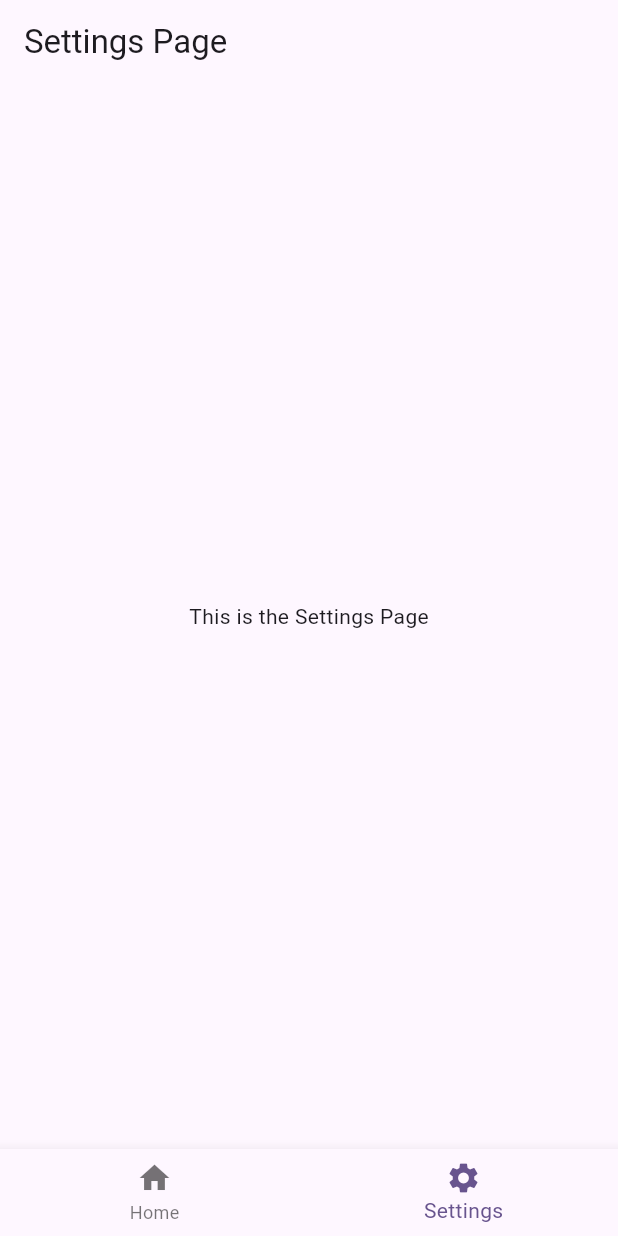
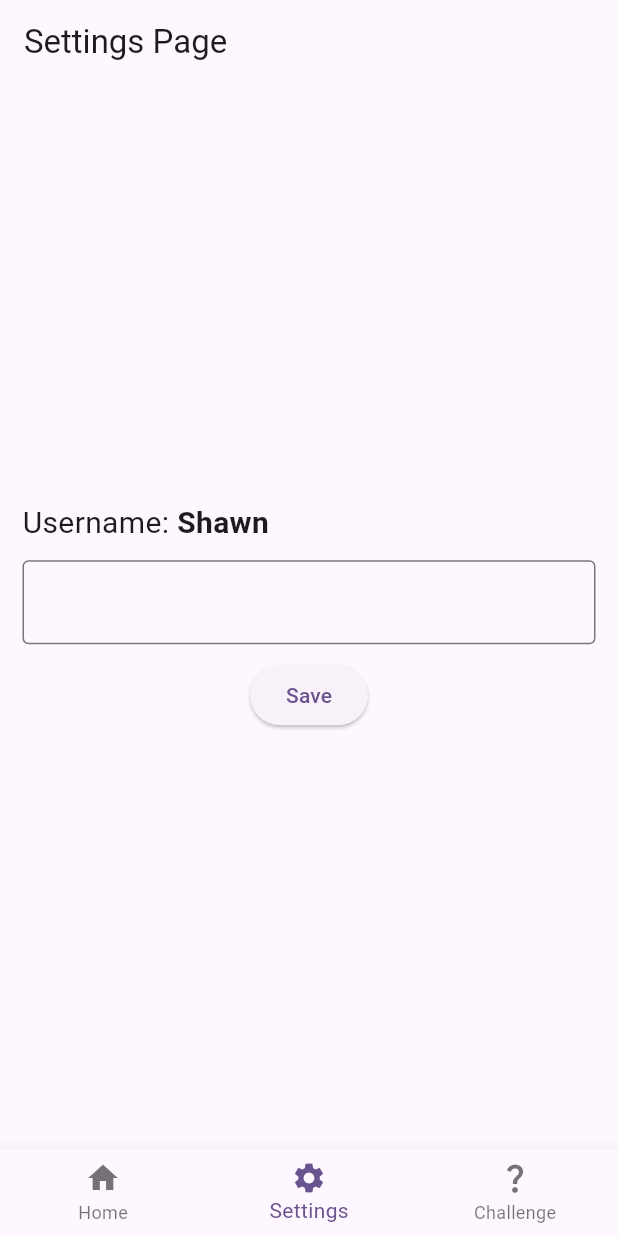
Before and after one commit to skohltfarber/provider_example, a Flutter app: the screen it shows after launch, item 2 of the bottom bar chosen, on a phone screen of 412 x 824 dp. Run offline on Flutter 3.47's test engine with Material 3 defaults, Android fonts, the phone set to English and light mode, and no system bars.

Commit message:
adding the challenge piece of the code.

```diff
--- a/lib/main.dart
+++ b/lib/main.dart
@@ -1,6 +1,7 @@
 import 'package:flutter/material.dart';
 import 'package:provider/provider.dart';
 import 'package:provider_example/providers/user_provider.dart';
+import 'package:provider_example/providers/counter_provider.dart';
 import 'package:provider_example/skeleton.dart';
 
 void main() {
@@ -17,6 +18,9 @@ class MyApp extends StatelessWidget {
       providers: [
         ChangeNotifierProvider(
           create: (context) => UserProvider(),
+        ),
+        ChangeNotifierProvider(
+          create: (context) => CounterProvider(),
         ),
       ],
       child: MaterialApp(
--- a/lib/pages/setting_page.dart
+++ b/lib/pages/setting_page.dart
@@ -1,15 +1,73 @@
 import 'package:flutter/material.dart';
+import 'package:provider/provider.dart';
+import 'package:provider_example/providers/user_provider.dart';
+
+class SettingsPage extends StatefulWidget {
+  const SettingsPage({super.key});
+
+  @override
+  _SettingsPageState createState() => _SettingsPageState();
+}
 
 // Settings Page
-class SettingsPage extends StatelessWidget {
+class _SettingsPageState extends State<SettingsPage> {
+  final TextEditingController userNameController = TextEditingController();
+
+  @override
+  void dispose() {
+    userNameController.dispose();
+    super.dispose();
+  }
+
   @override
   Widget build(BuildContext context) {
     return Scaffold(
       appBar: AppBar(
-        title: Text('Settings Page'),
+        title: const Text('Settings Page'),
       ),
-      body: Center(
-        child: Text('This is the Settings Page'),
+      body: Padding(
+        padding: const EdgeInsets.all(15.0),
+        child: Column(
+          mainAxisAlignment: MainAxisAlignment.center,
+          crossAxisAlignment: CrossAxisAlignment.center,
+          children: [
+            Row(
+              children: [
+                const Text(
+                  'Username: ',
+                  style: TextStyle(
+                    fontSize: 20.0,
+                  ),
+                ),
+                Text(
+                  context.watch<UserProvider>().userName,
+                  style: const TextStyle(
+                    fontWeight: FontWeight.bold,
+                    fontSize: 20,
+                  ),
+                ),
+              ],
+            ),
+            const SizedBox(height: 10.0),
+            TextField(
+              controller: userNameController,
+              decoration: const InputDecoration(
+                border: OutlineInputBorder(),
+              ),
+            ),
+            const SizedBox(height: 10.0),
+            ElevatedButton(
+              onPressed: () {
+                context
+                    .read<UserProvider>()
+                    .changeUserName(newUserName: userNameController.text);
+                FocusManager.instance.primaryFocus?.unfocus();
+                userNameController.clear();
+              },
+              child: const Text('Save'),
+            ),
+          ],
+        ),
       ),
     );
   }
--- /dev/null
+++ b/lib/providers/counter_provider.dart
@@ -0,0 +1,17 @@
+import 'package:flutter/widgets.dart';
+
+class CounterProvider extends ChangeNotifier {
+  int value;
+  CounterProvider({
+    this.value = 0,
+  });
+  void incrementCounter() {
+    value++;
+    notifyListeners();
+  }
+
+  void decrementCounter() {
+    value--;
+    notifyListeners();
+  }
+}
--- a/lib/skeleton.dart
+++ b/lib/skeleton.dart
@@ -1,9 +1,12 @@
 import 'package:flutter/material.dart';
 import 'package:provider_example/pages/home_page.dart';
 import 'package:provider_example/pages/setting_page.dart';
+import 'package:provider_example/pages/challenge_page.dart';
 
 // Skeleton with BottomNavigationBar
 class Skeleton extends StatefulWidget {
+  const Skeleton({super.key});
+
   @override
   _SkeletonState createState() => _SkeletonState();
 }
@@ -13,8 +16,9 @@ class _SkeletonState extends State<Skeleton> {
 
   // List of screens for BottomNavigationBar
   final List<Widget> _screens = [
-    HomePage(),
-    SettingsPage(),
+    const HomePage(),
+    const SettingsPage(),
+    const ChallengePage(),
   ];
 
   // Handle bottom navigation bar item tap
@@ -32,7 +36,7 @@ class _SkeletonState extends State<Skeleton> {
       bottomNavigationBar: BottomNavigationBar(
         currentIndex: _currentIndex,
         onTap: _onTabTapped,
-        items: [
+        items: const [
           BottomNavigationBarItem(
             icon: Icon(Icons.home),
             label: 'Home',
@@ -41,6 +45,10 @@ class _SkeletonState extends State<Skeleton> {
             icon: Icon(Icons.settings),
             label: 'Settings',
           ),
+          BottomNavigationBarItem(
+            icon: Icon(Icons.question_mark),
+            label: 'Challenge',
+          ),
         ],
       ),
     );
```
Also changed, not shown: lib/pages/challenge_page.dart (added, +49 -0 lines).
